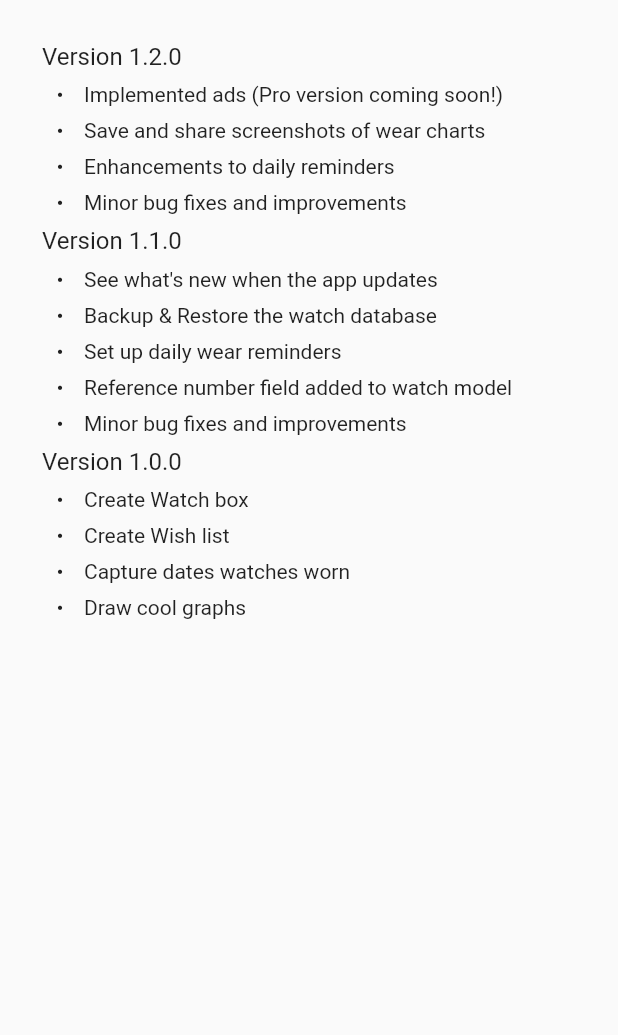
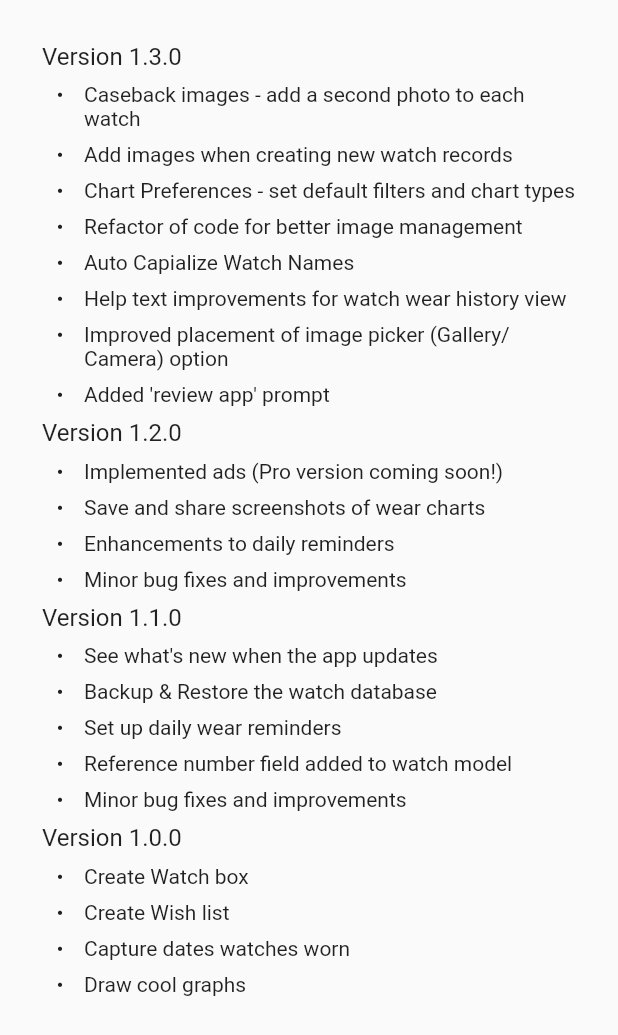
Before and after one commit to Stif-UK/WristCheck, a Flutter app: what getVersionHistory() shows on an empty page, opened directly, on a phone screen of 412 x 824 dp. Shown: the top 1035 px of the screen. Run offline on Flutter 3.47's test engine with Material 2 defaults, Android fonts, the phone set to English and light mode, and no system bars; our stand-ins replace file_picker, flutter_local_notifications, flutter_markdown, get, google_mobile_ads, hive and 11 more; accounts and stored records are empty; network calls fail.

Commit message:
Updated version history and whats new for v1.3

```diff
--- a/lib/copy/whats_new_copy.dart
+++ b/lib/copy/whats_new_copy.dart
@@ -5,13 +5,14 @@ class WhatsNewCopy{
 
   static String getLatestVersionCopy(){
     return "Wristcheck just updated!\n"
-        "### Version 1.2.0 \n"
+        "### Version 1.3.0 \n"
         "\n"
 
-        "* Implemented ads (Pro version coming soon!)\n"
-        "* Save and share screenshots of wear charts\n"
-        "* Enhancements to daily reminders\n"
-        "* Minor bug fixes and improvements";
+        "* Caseback images - add a second photo to each watch\n"
+        "* Add images when creating new watch records\n"
+        "* Chart Preferences - set default filters and chart types\n"
+        "* Additional small enhancements"
+        "* (see full details in version history)";
   }
 
 
@@ -23,6 +24,19 @@ class WhatsNewCopy{
         child: const Markdown(
           physics: ClampingScrollPhysics(),
             data:
+            "### Version 1.3.0 \n"
+                "\n"
+
+                "* Caseback images - add a second photo to each watch\n"
+                "* Add images when creating new watch records\n"
+                "* Chart Preferences - set default filters and chart types\n"
+                "* Refactor of code for better image management\n"
+                "* Auto Capialize Watch Names\n"
+                "* Help text improvements for watch wear history view\n"
+                "* Improved placement of image picker (Gallery/Camera) option\n"
+                "* Added 'review app' prompt\n"
+                "\n\n"
+
             "### Version 1.2.0 \n"
                 "\n"
 
```
